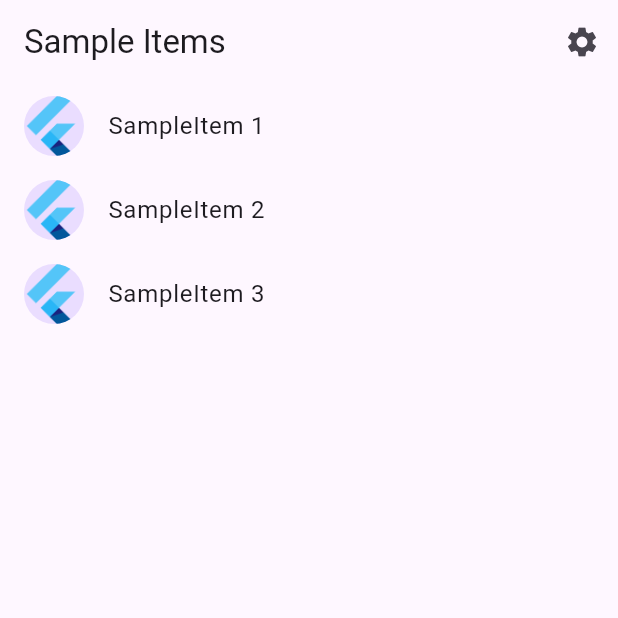
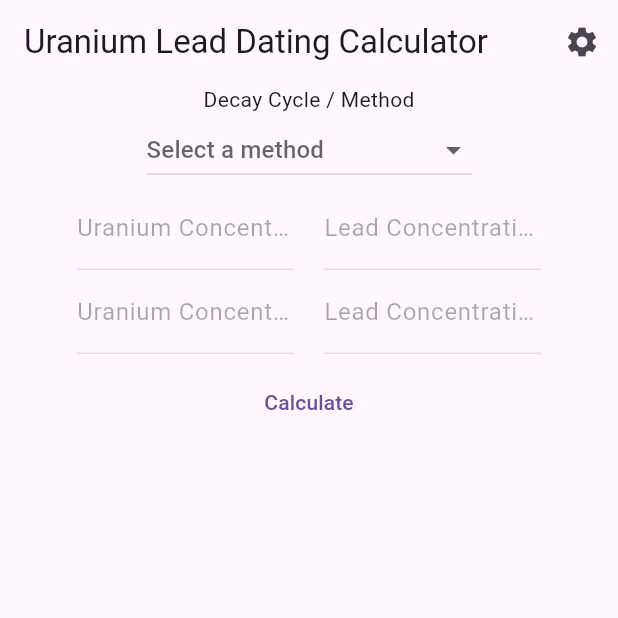
Before and after one commit to KREATIV-LSH/ubd, a Flutter app: the screen it shows after launch, on a phone screen of 412 x 824 dp, the top half of it. Run offline on Flutter 3.47's test engine with Material 3 defaults, Android fonts, the phone set to English and light mode, and no system bars; generated files the repository leaves out were written again.

Commit message:
Simple UI

```diff
--- a/lib/src/app.dart
+++ b/lib/src/app.dart
@@ -2,8 +2,7 @@ import 'package:flutter/material.dart';
 import 'package:flutter_gen/gen_l10n/app_localizations.dart';
 import 'package:flutter_localizations/flutter_localizations.dart';
 
-import 'sample_feature/sample_item_details_view.dart';
-import 'sample_feature/sample_item_list_view.dart';
+import 'calculator/calculator_view.dart';
 import 'settings/settings_controller.dart';
 import 'settings/settings_view.dart';
 
@@ -42,8 +41,9 @@ class MyApp extends StatelessWidget {
             GlobalCupertinoLocalizations.delegate,
           ],
           supportedLocales: const [
-            Locale('en', ''), // English, no country code
+            Locale('en', ''), Locale('de', ''),
           ],
+          locale: Locale(settingsController.language, ""),
 
           // Use AppLocalizations to configure the correct application title
           // depending on the user's locale.
@@ -69,11 +69,9 @@ class MyApp extends StatelessWidget {
                 switch (routeSettings.name) {
                   case SettingsView.routeName:
                     return SettingsView(controller: settingsController);
-                  case SampleItemDetailsView.routeName:
-                    return const SampleItemDetailsView();
-                  case SampleItemListView.routeName:
+                  case CalculatorView.routeName:
                   default:
-                    return const SampleItemListView();
+                    return const CalculatorView();
                 }
               },
             );
--- /dev/null
+++ b/lib/src/calculator/calculator_view.dart
@@ -0,0 +1,189 @@
+import 'package:flutter/material.dart';
+import 'package:flutter/services.dart';
+import 'package:flutter_gen/gen_l10n/app_localizations.dart';
+
+import '../settings/settings_view.dart';
+
+class CalculatorView extends StatefulWidget {
+  const CalculatorView({
+    Key? key,
+  }) : super(key: key);
+
+  static const routeName = '/';
+
+  @override
+  _CalculatorViewState createState() => _CalculatorViewState();
+}
+
+class _CalculatorViewState extends State<CalculatorView> {
+  String? dropdownValue;
+
+  @override
+  Widget build(BuildContext context) {
+    return Scaffold(
+      appBar: AppBar(
+        title: Text(AppLocalizations.of(context)!.appTitle),
+        actions: [
+          IconButton(
+            icon: const Icon(Icons.settings),
+            onPressed: () {
+              Navigator.restorablePushNamed(context, SettingsView.routeName);
+            },
+          ),
+        ],
+      ),
+      body: Column(
+        children: [
+          Align(
+            alignment: AlignmentDirectional(0, -1),
+            child: Text(
+              AppLocalizations.of(context)!.methodPromt,
+            ),
+          ),
+          DropdownButton<String>(
+            value: dropdownValue,
+            hint: Text(AppLocalizations.of(context)!.methodHint),
+            onChanged: (String? newValue) {
+              setState(() {
+                dropdownValue = newValue;
+              });
+            },
+            items: <String>[
+              "U-Radium, 238U -> 206Pb",
+              "U-Actinum, 235U -> 207Pb",
+              AppLocalizations.of(context)!.ratioMethod
+            ].map<DropdownMenuItem<String>>((String value) {
+              return DropdownMenuItem<String>(
+                value: value,
+                child: Text(value),
+              );
+            }).toList(),
+          ),
+          Padding(
+            padding: EdgeInsets.symmetric(
+                horizontal: MediaQuery.of(context).size.width * 0.1),
+            child: Row(
+              mainAxisAlignment: MainAxisAlignment.spaceEvenly,
+              children: [
+                Expanded(
+                    child: Padding(
+                        padding: const EdgeInsets.symmetric(horizontal: 10),
+                        child: TextField(
+                          enabled: dropdownValue != null,
+                          decoration: InputDecoration(
+                            labelText: AppLocalizations.of(context)!
+                                .uraniumConcentration,
+                          ),
+                          keyboardType: TextInputType.number,
+                          inputFormatters: [
+                            FilteringTextInputFormatter.allow(
+                                RegExp(r"[0-9.]")),
+                            TextInputFormatter.withFunction(
+                                (oldValue, newValue) {
+                              final text = newValue.text;
+                              return text.isEmpty
+                                  ? newValue
+                                  : double.tryParse(text) == null
+                                      ? oldValue
+                                      : newValue;
+                            }),
+                          ],
+                        ))),
+                Expanded(
+                    child: Padding(
+                        padding: const EdgeInsets.symmetric(horizontal: 10),
+                        child: TextField(
+                          enabled: dropdownValue != null,
+                          decoration: InputDecoration(
+                            labelText:
+                                AppLocalizations.of(context)!.leadConcentration,
+                          ),
+                          keyboardType: TextInputType.number,
+                          inputFormatters: [
+                            FilteringTextInputFormatter.allow(
+                                RegExp(r"[0-9.]")),
+                            TextInputFormatter.withFunction(
+                                (oldValue, newValue) {
+                              final text = newValue.text;
+                              return text.isEmpty
+                                  ? newValue
+                                  : double.tryParse(text) == null
+                                      ? oldValue
+                                      : newValue;
+                            }),
+                          ],
+                        ))),
+              ],
+            ),
+          ),
+          Padding(
+            padding: EdgeInsets.symmetric(
+                horizontal: MediaQuery.of(context).size.width * 0.1),
+            child: Row(
+              mainAxisAlignment: MainAxisAlignment.spaceEvenly,
+              children: [
+                Expanded(
+                    child: Padding(
+                        padding: const EdgeInsets.symmetric(horizontal: 10),
+                        child: TextField(
+                          enabled: dropdownValue ==
+                              AppLocalizations.of(context)!.ratioMethod,
+                          decoration: InputDecoration(
+                            labelText: AppLocalizations.of(context)!
+                                .uraniumConcentration,
+                          ),
+                          keyboardType: TextInputType.number,
+                          inputFormatters: [
+                            FilteringTextInputFormatter.allow(
+                                RegExp(r"[0-9.]")),
+                            TextInputFormatter.withFunction(
+                                (oldValue, newValue) {
+                              final text = newValue.text;
+                              return text.isEmpty
+                                  ? newValue
+                                  : double.tryParse(text) == null
+                                      ? oldValue
+                                      : newValue;
+                            }),
+                          ],
+                        ))),
+                Expanded(
+                    child: Padding(
+                        padding: const EdgeInsets.symmetric(horizontal: 10),
+                        child: TextField(
+                          enabled: dropdownValue ==
+                              AppLocalizations.of(context)!.ratioMethod,
+                          decoration: InputDecoration(
+                            labelText:
+                                AppLocalizations.of(context)!.leadConcentration,
+                          ),
+                          keyboardType: TextInputType.number,
+                          inputFormatters: [
+                            FilteringTextInputFormatter.allow(
+                                RegExp(r"[0-9.]")),
+                            TextInputFormatter.withFunction(
+                                (oldValue, newValue) {
+                              final text = newValue.text;
+                              return text.isEmpty
+                                  ? newValue
+                                  : double.tryParse(text) == null
+                                      ? oldValue
+                                      : newValue;
+                            }),
+                          ],
+                        ))),
+              ],
+            ),
+          ),
+          Padding(
+              padding: const EdgeInsets.all(8.0),
+              child: TextButton(
+                  onPressed: () {
+                    print("Button pressed");
+                  },
+                  child: Text(AppLocalizations.of(context)!.calculateButton))),
+        ],
+      ),
+    );
+  }
+}
--- /dev/null
+++ b/lib/src/localization/app._de.arb
@@ -0,0 +1,34 @@
+{
+    "appTitle": "Uran Blei Datierung",
+    "@appTitle": {
+      "description": "The title of the application"
+    },
+    "methodPromt": "Zerfalssreihe / Methode",
+    "@methodPromt": {
+      "description": "The method used to calculate the age of the sample"
+    },
+    "methodHint": "Bitte auswählen..",
+    "@methodHint": {
+      "description": "A hint to help the user select a method"
+    },
+    "ratioMethod": "Verhätnis Methode",
+    "@ratioMethod": {
+      "description": "Specific method used to calculate the age of the sample"
+    },
+    "uraniumConcentration": "Uran Anteil",
+    "@uraniumConcentration": {
+      "description": "The concentration of Uranium in the sample"
+    },
+    "leadConcentration": "Blei Anteil",
+    "@leadConcentration": {
+      "description": "The concentration of Lead in the sample"
+    },
+    "calculateButton": "Berechnen",
+    "@calculateButton": {
+      "description": "Button to calculate the age of the sample"
+    },
+    "settingTitle": "Einestellungen",
+    "@settingTitle": {
+      "description": "Title of the settings section"
+    }
+  }
--- a/lib/src/localization/app_en.arb
+++ b/lib/src/localization/app_en.arb
@@ -1,6 +1,31 @@
 {
-  "appTitle": "ubd",
+  "appTitle": "Uranium Lead Dating Calculator",
   "@appTitle": {
     "description": "The title of the application"
-  }
+  },
+  "methodPromt": "Decay Cycle / Method",
+  "@methodPromt": {
+    "description": "The method used to calculate the age of the sample"
+  },
+  "methodHint": "Select a method",
+  "@methodHint": {
+    "description": "A hint to help the user select a method"
+  },
+  "ratioMethod": "Ratio-Method",
+  "@ratioMethod": {
+    "description": "Specific method used to calculate the age of the sample"
+  },
+  "uraniumConcentration": "Uranium Concentration",
+  "@uraniumConcentration": {
+    "description": "The concentration of Uranium in the sample"
+  },
+  "leadConcentration": "Lead Concentration",
+  "@leadConcentration": {
+    "description": "The concentration of Lead in the sample"
+  },
+  "calculateButton": "Calculate",
+  "@calculateButton": {
+    "description": "Button to calculate the age of the sample"
+  },
+  "settingTitle": "Settings"
 }
--- a/lib/src/sample_feature/sample_item.dart
+++ /dev/null
@@ -1,6 +0,0 @@
-/// A placeholder class that represents an entity or model.
-class SampleItem {
-  const SampleItem(this.id);
-
-  final int id;
-}
--- a/lib/src/sample_feature/sample_item_list_view.dart
+++ /dev/null
@@ -1,71 +0,0 @@
-import 'package:flutter/material.dart';
-
-import '../settings/settings_view.dart';
-import 'sample_item.dart';
-import 'sample_item_details_view.dart';
-
-/// Displays a list of SampleItems.
-class SampleItemListView extends StatelessWidget {
-  const SampleItemListView({
-    super.key,
-    this.items = const [SampleItem(1), SampleItem(2), SampleItem(3)],
-  });
-
-  static const routeName = '/';
-
-  final List<SampleItem> items;
-
-  @override
-  Widget build(BuildContext context) {
-    return Scaffold(
-      appBar: AppBar(
-        title: const Text('Sample Items'),
-        actions: [
-          IconButton(
-            icon: const Icon(Icons.settings),
-            onPressed: () {
-              // Navigate to the settings page. If the user leaves and returns
-              // to the app after it has been killed while running in the
-              // background, the navigation stack is restored.
-              Navigator.restorablePushNamed(context, SettingsView.routeName);
-            },
-          ),
-        ],
-      ),
-
-      // To work with lists that may contain a large number of items, it’s best
-      // to use the ListView.builder constructor.
-      //
-      // In contrast to the default ListView constructor, which requires
-      // building all Widgets up front, the ListView.builder constructor lazily
-      // builds Widgets as they’re scrolled into view.
-      body: ListView.builder(
-        // Providing a restorationId allows the ListView to restore the
-        // scroll position when a user leaves and returns to the app after it
-        // has been killed while running in the background.
-        restorationId: 'sampleItemListView',
-        itemCount: items.length,
-        itemBuilder: (BuildContext context, int index) {
-          final item = items[index];
-
-          return ListTile(
-            title: Text('SampleItem ${item.id}'),
-            leading: const CircleAvatar(
-              // Display the Flutter Logo image asset.
-              foregroundImage: AssetImage('assets/images/flutter_logo.png'),
-            ),
-            onTap: () {
-              // Navigate to the details page. If the user leaves and returns to
-              // the app after it has been killed while running in the
-              // background, the navigation stack is restored.
-              Navigator.restorablePushNamed(
-                context,
-                SampleItemDetailsView.routeName,
-              );
-            }
-          );
-        },
-      ),
-    );
-  }
-}
--- a/lib/src/settings/settings_controller.dart
+++ b/lib/src/settings/settings_controller.dart
@@ -2,49 +2,40 @@ import 'package:flutter/material.dart';
 
 import 'settings_service.dart';
 
-/// A class that many Widgets can interact with to read user settings, update
-/// user settings, or listen to user settings changes.
-///
-/// Controllers glue Data Services to Flutter Widgets. The SettingsController
-/// uses the SettingsService to store and retrieve user settings.
 class SettingsController with ChangeNotifier {
-  SettingsController(this._settingsService);
+  SettingsController(this._settingsService) {
+    loadSettings();
+  }
 
-  // Make SettingsService a private variable so it is not used directly.
   final SettingsService _settingsService;
 
-  // Make ThemeMode a private variable so it is not updated directly without
-  // also persisting the changes with the SettingsService.
   late ThemeMode _themeMode;
+  late String _language; // Mark _language as late
 
-  // Allow Widgets to read the user's preferred ThemeMode.
   ThemeMode get themeMode => _themeMode;
+  String get language => _language;
 
-  /// Load the user's settings from the SettingsService. It may load from a
-  /// local database or the internet. The controller only knows it can load the
-  /// settings from the service.
   Future<void> loadSettings() async {
     _themeMode = await _settingsService.themeMode();
-
-    // Important! Inform listeners a change has occurred.
+    _language = await _settingsService.language();
     notifyListeners();
   }
 
-  /// Update and persist the ThemeMode based on the user's selection.
   Future<void> updateThemeMode(ThemeMode? newThemeMode) async {
     if (newThemeMode == null) return;
-
-    // Do not perform any work if new and old ThemeMode are identical
     if (newThemeMode == _themeMode) return;
 
-    // Otherwise, store the new ThemeMode in memory
     _themeMode = newThemeMode;
 
-    // Important! Inform listeners a change has occurred.
     notifyListeners();
 
-    // Persist the changes to a local database or the internet using the
-    // SettingService.
     await _settingsService.updateThemeMode(newThemeMode);
   }
+
+  Future<void> updateLanguage(String newLanguage) async {
+    if (newLanguage == _language) return;
+    _language = newLanguage;
+    notifyListeners();
+    await _settingsService.updateLanguage(newLanguage);
+  }
 }
```
Also changed, not shown: lib/src/sample_feature/sample_item_details_view.dart (deleted, +0 -20 lines), lib/src/settings/settings_service.dart (+5 -9 lines), lib/src/settings/settings_view.dart (+26 -12 lines), 1 other file.
